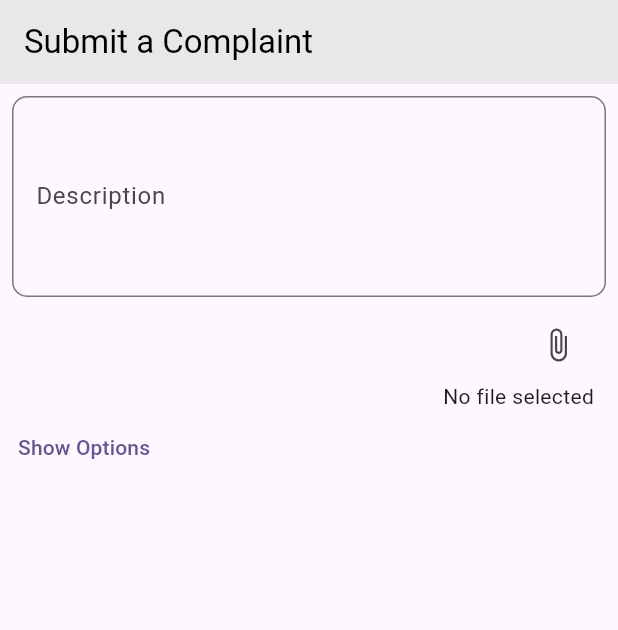
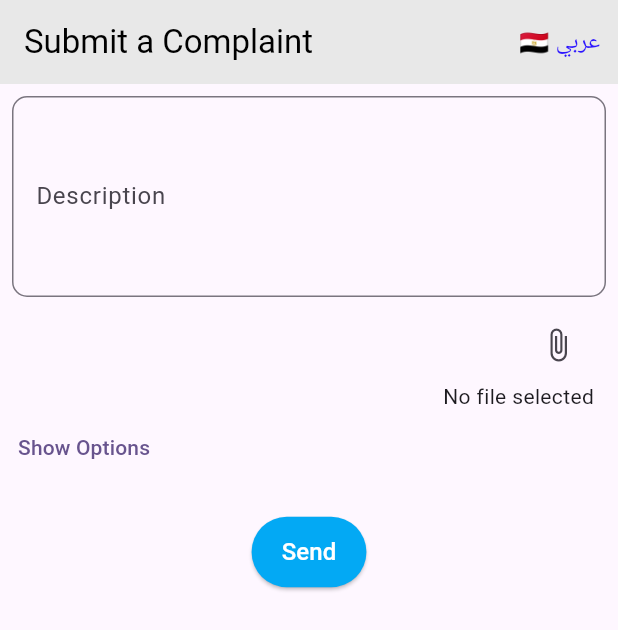
Before and after one commit to Philoodelf/Complaint_task, a Flutter app: the screen it shows after launch, on a phone screen of 412 x 824 dp. Shown: the top 630 px of the screen. Run offline on Flutter 3.47's test engine with Material 3 defaults, Android fonts, the phone set to English and light mode, and no system bars; our stand-ins replace easy_localization, file_picker, permission_handler.

Commit message:
first ui finished

```diff
--- a/report_task/lib/complaint/screens/description.dart
+++ b/report_task/lib/complaint/screens/description.dart
@@ -4,6 +4,7 @@ import 'package:flutter/material.dart';
 import 'package:flutter/widgets.dart';
 import 'package:file_picker/file_picker.dart';
 import 'package:permission_handler/permission_handler.dart';
+import 'package:easy_localization/easy_localization.dart';
 import 'package:report_task/complaint/wigets/mytextfield.dart';
 
 class Description extends StatefulWidget {
@@ -26,7 +27,7 @@ class _DescriptionState extends State<Description> {
   FilePickerResult? result;
   bool showOptions = false;
   bool showContact = false;
-  String fileName = "No file selected";
+  String fileName = 'filename';
 
   Radiobuttons? _character = Radiobuttons.keep;
 
@@ -34,10 +35,29 @@ class _DescriptionState extends State<Description> {
   Widget build(BuildContext context) {
     return Scaffold(
       appBar: AppBar(
-        title: const Text(
-          'Submit a Complaint ',
-          style: TextStyle(color: Colors.black),
+        title: Text(
+          'appbarText'.tr(),
+          style: const TextStyle(color: Colors.black),
         ),
+        actions: [
+          TextButton(
+            onPressed: () {
+              // Toggle between Arabic and English
+              if (context.locale == const Locale('en')) {
+                context.setLocale(const Locale('ar')); // Switch to Arabic
+              } else {
+                context.setLocale(const Locale('en')); // Switch to English
+              }
+            },
+            child: Text(
+              context.locale == const Locale('en')
+                  ? '🇪🇬 عربي'
+                  : '🇬🇧 English',
+              style: const TextStyle(
+                  color: Color.fromARGB(255, 43, 20, 255), fontSize: 16),
+            ),
+          ),
+        ],
       ),
       body: SingleChildScrollView(
         child: Column(
@@ -51,7 +71,7 @@ class _DescriptionState extends State<Description> {
                     border: OutlineInputBorder(
                       borderRadius: BorderRadius.circular(10),
                     ),
-                    labelText: 'Description',
+                    labelText: 'Description'.tr(),
                     contentPadding: const EdgeInsets.symmetric(
                         vertical: 20, horizontal: 12),
                   ),
@@ -59,6 +79,8 @@ class _DescriptionState extends State<Description> {
                   maxLines: null, // and this
                   expands: true,
                   keyboardType: TextInputType.multiline,
+                  //textAlign: TextAlign.right,
+                  textAlignVertical: TextAlignVertical.top,
                 ),
               ),
             ),
@@ -88,7 +110,7 @@ class _DescriptionState extends State<Description> {
                     ),
                   ),
                   Align(
-                      alignment: Alignment.centerRight, child: Text(fileName)),
+                      alignment: Alignment.centerRight, child: Text(fileName).tr()),
                 ],
               ),
             ),
@@ -104,7 +126,8 @@ class _DescriptionState extends State<Description> {
                     showOptions = !showOptions; // Toggle visibility
                   });
                 },
-                child: Text(showOptions ? "Hide Options" : "Show Options"),
+                child:
+                    Text(showOptions ? 'hideOption'.tr() : 'showOption'.tr()),
               ),
             ),
             const SizedBox(
@@ -115,7 +138,7 @@ class _DescriptionState extends State<Description> {
               child: Column(
                 children: [
                   Mytextfield(
-                    variable: 'Subject',
+                    variable: 'subject'.tr(),
                     controller: subjectcontoller,
                   ),
                   const SizedBox(
@@ -125,7 +148,7 @@ class _DescriptionState extends State<Description> {
                     padding: const EdgeInsets.symmetric(horizontal: 25),
                     child: DropdownButtonFormField<String>(
                       decoration: InputDecoration(
-                        labelText: 'Category',
+                        labelText: 'Category'.tr(),
                         enabledBorder: OutlineInputBorder(
                           borderRadius: BorderRadius.circular(16),
                           borderSide: const BorderSide(color: Colors.black),
@@ -149,7 +172,7 @@ class _DescriptionState extends State<Description> {
                   Column(
                     children: [
                       RadioListTile<Radiobuttons>(
-                        title: const Text('Keep Anonymous'),
+                        title: const Text('keep').tr(),
                         value: Radiobuttons.keep,
                         groupValue: _character,
                         onChanged: (Radiobuttons? value) {
@@ -160,7 +183,7 @@ class _DescriptionState extends State<Description> {
                         },
                       ),
                       RadioListTile<Radiobuttons>(
-                        title: const Text('Add Contact Information'),
+                        title: const Text('add').tr(),
                         value: Radiobuttons.add,
                         groupValue: _character,
                         onChanged: (Radiobuttons? value) {
@@ -185,7 +208,7 @@ class _DescriptionState extends State<Description> {
                     children: [
                       //name
                       Mytextfield(
-                        variable: 'Name',
+                        variable: 'name'.tr(),
                         controller: nameinputcontroller,
                         keyboardType: TextInputType.name,
                       ),
@@ -193,7 +216,7 @@ class _DescriptionState extends State<Description> {
 
                       //email
                       Mytextfield(
-                        variable: 'Email',
+                        variable: 'email'.tr(),
                         controller: emailcontoller,
                         keyboardType: TextInputType.emailAddress,
                       ),
@@ -202,18 +225,105 @@ class _DescriptionState extends State<Description> {
                       ),
                       //mobile number
                       Mytextfield(
-                        variable: 'Mobile Number',
+                        variable: 'mobile'.tr(),
                         controller: numbercontoller,
                         keyboardType: TextInputType.phone,
                       ),
                       const SizedBox(
                         height: 24,
                       ),
+
+                      //textnote
+                      Padding(
+                        padding: const EdgeInsets.all(8.0),
+                        child: Container(
+                          decoration: BoxDecoration(
+                            color:
+                                Colors.lightBlue[100], // Light blue background
+                            borderRadius:
+                                BorderRadius.circular(15), // Rounded corners
+                          ),
+                          padding: const EdgeInsets.symmetric(
+                              vertical: 12, horizontal: 15),
+                          child: Column(
+                            crossAxisAlignment: CrossAxisAlignment
+                                .start, // Aligns text properly
+                            children: [
+                              Row(
+                                crossAxisAlignment: CrossAxisAlignment
+                                    .start, // Aligns text at the top
+                                children: [
+                                  Icon(Icons.notes_rounded,
+                                      color: Colors.lightBlue[700],
+                                      size: 24), // Darker blue icon
+                                  const SizedBox(
+                                      width: 10), // Space between icon and text
+                                  Expanded(
+                                    // Makes text wrap inside the Row
+                                    child: Text(
+                                      'noteText'.tr(), // Translatable text
+                                      style: const TextStyle(
+                                          fontSize: 16,
+                                          fontWeight: FontWeight.w500,
+                                          color: Colors.black),
+                                    ),
+                                  ),
+                                ],
+                              ),
+                              const SizedBox(height: 12),
+                              Row(
+                                crossAxisAlignment: CrossAxisAlignment.start,
+                                children: [
+                                  Icon(Icons.shield,
+                                      color: Colors.lightBlue[700],
+                                      size: 24), // Darker blue icon
+                                  const SizedBox(
+                                      width: 10), // Space between icon and text
+                                  Expanded(
+                                    child: Text(
+                                      'ProtectText'.tr(), // Translatable text
+                                      style: const TextStyle(
+                                          fontSize: 16,
+                                          fontWeight: FontWeight.w500,
+                                          color: Colors.black),
+                                    ),
+                                  ),
+                                ],
+                              ),
+                            ],
+                          ),
+                        ),
+                      )
                     ],
                   ),
                 ),
               ],
             ),
+            const SizedBox(
+              height: 12,
+            ),
+
+            ElevatedButton(
+              onPressed: () {
+                // Add your action here
+              },
+              style: ElevatedButton.styleFrom(
+                backgroundColor: Colors.lightBlue[500], // Light blue background
+                shape: RoundedRectangleBorder(
+                  borderRadius: BorderRadius.circular(32), // Rounded corners
+                ),
+                padding: const EdgeInsets.symmetric(
+                    vertical: 12, horizontal: 20), // Button padding
+              ),
+              child: const Text(
+                'send',
+                style: TextStyle(
+                  fontSize: 16,
+                  fontWeight: FontWeight.w500,
+                  color: Colors.white, // Text color
+                ),
+              ).tr(),
+            )
           ],
         ),
       ),
--- a/report_task/lib/main.dart
+++ b/report_task/lib/main.dart
@@ -1,8 +1,18 @@
 import 'package:flutter/material.dart';
 import 'complaint/screens/description.dart';
+import 'package:easy_localization/easy_localization.dart';
+import 'dart:convert';
+import 'package:flutter/services.dart';
 
-void main() {
-  runApp(const MyApp());
+void main() async {
+  WidgetsFlutterBinding.ensureInitialized();
+  await EasyLocalization.ensureInitialized();
+  runApp(EasyLocalization(
+    supportedLocales: const [Locale('en'), Locale('ar')],
+    path: 'assets/lang',
+    fallbackLocale: const Locale('en'),
+    child: const MyApp(),
+  ));
 }
 
 class MyApp extends StatelessWidget {
@@ -12,6 +22,10 @@ class MyApp extends StatelessWidget {
   @override
   Widget build(BuildContext context) {
     return MaterialApp(
+      localizationsDelegates: context.localizationDelegates,
+      supportedLocales: context.supportedLocales,
+      locale: context.locale,
+      debugShowCheckedModeBanner: false,
       title: 'Flutter Demo',
       theme: ThemeData(
         appBarTheme: const AppBarTheme(
--- a/report_task/pubspec.yaml
+++ b/report_task/pubspec.yaml
@@ -37,6 +37,7 @@ dependencies:
   cupertino_icons: ^1.0.2
   file_picker: ^8.0.0+1
   permission_handler: ^11.0.1
+  easy_localization: ^3.0.7+1
 
 dev_dependencies:
   flutter_test:
@@ -59,6 +60,8 @@ flutter:
   # included with your application, so that you can use the icons in
   # the material Icons class.
   uses-material-design: true
+  assets:
+    - assets/lang/
 
   # To add assets to your application, add an assets section, like this:
   # assets:
```
Also changed, not shown: report_task/assets/lang/ar.json (added, +17 -0 lines), report_task/assets/lang/en.json (added, +17 -0 lines), report_task/pubspec.lock, 2 other files.
